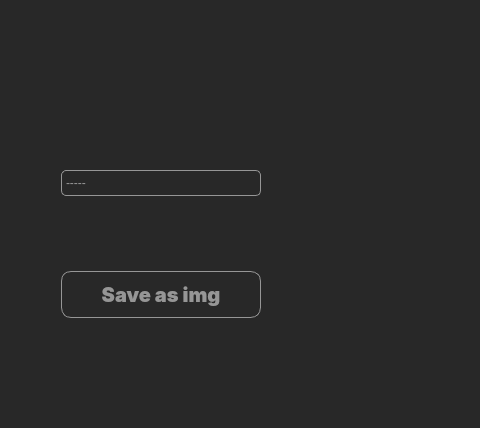
Before: the Qt Designer form statistics.ui in MME-NTU-KhPI/MatViz3D, drawn with Qt 5; both pictures show x 0 to 480 and y 0 to 428 of the 1258 by 788 pixel window.
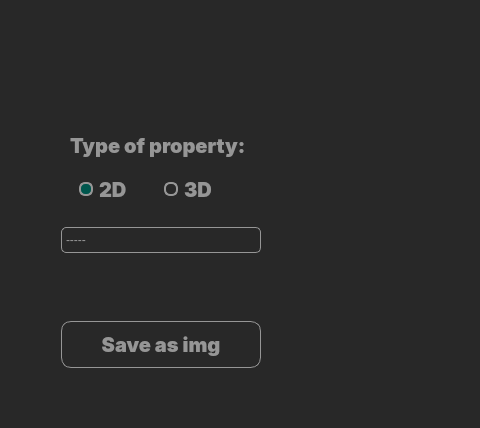
After: the same form once the commit is applied. Icons and pictures are not drawn.

```diff
--- a/statistics.ui
+++ b/statistics.ui
@@ -50,7 +50,7 @@
       <property name="spacing">
        <number>7</number>
       </property>
-      <item row="4" column="0">
+      <item row="5" column="0">
        <spacer name="verticalSpacer_2">
         <property name="orientation">
          <enum>Qt::Vertical</enum>
@@ -61,12 +61,28 @@
         <property name="sizeHint" stdset="0">
          <size>
           <width>20</width>
-          <height>450</height>
+          <height>400</height>
          </size>
         </property>
        </spacer>
       </item>
-      <item row="3" column="0">
+      <item row="0" column="0">
+       <spacer name="verticalSpacer_3">
+        <property name="orientation">
+         <enum>Qt::Vertical</enum>
+        </property>
+        <property name="sizeType">
+         <enum>QSizePolicy::Fixed</enum>
+        </property>
+        <property name="sizeHint" stdset="0">
+         <size>
+          <width>20</width>
+          <height>100</height>
+         </size>
+        </property>
+       </spacer>
+      </item>
+      <item row="4" column="0">
        <widget class="QPushButton" name="saveChartAsIMGButton">
         <property name="minimumSize">
          <size>
@@ -102,22 +118,6 @@
        </widget>
       </item>
       <item row="2" column="0">
-       <spacer name="verticalSpacer">
-        <property name="orientation">
-         <enum>Qt::Vertical</enum>
-        </property>
-        <property name="sizeType">
-         <enum>QSizePolicy::Expanding</enum>
-        </property>
-        <property name="sizeHint" stdset="0">
-         <size>
-          <width>20</width>
-          <height>100</height>
-         </size>
-        </property>
-       </spacer>
-      </item>
-      <item row="1" column="0">
        <widget class="QComboBox" name="propertyBox">
         <property name="maximumSize">
          <size>
@@ -208,22 +208,126 @@
         </item>
        </widget>
       </item>
-      <item row="0" column="0">
-       <spacer name="verticalSpacer_3">
+      <item row="3" column="0">
+       <spacer name="verticalSpacer">
         <property name="orientation">
          <enum>Qt::Vertical</enum>
         </property>
         <property name="sizeType">
-         <enum>QSizePolicy::Fixed</enum>
+         <enum>QSizePolicy::Expanding</enum>
         </property>
         <property name="sizeHint" stdset="0">
          <size>
           <width>20</width>
-          <height>150</height>
+          <height>100</height>
          </size>
         </property>
        </spacer>
       </item>
+      <item row="1" column="0">
+       <widget class="QFrame" name="propertysTypeFrame">
+        <property name="minimumSize">
+         <size>
+          <width>0</width>
+          <height>100</height>
+         </size>
+        </property>
+        <layout class="QVBoxLayout" name="verticalLayout">
+         <item>
+          <widget class="QLabel" name="label">
+           <property name="styleSheet">
+            <string notr="true">color: #969696;
+font-family: Inter;
+font-size: 20px;
+font-style: normal;
+font-weight: 700;
+line-height: normal;</string>
+           </property>
+           <property name="text">
+            <string>Type of property:</string>
+           </property>
+          </widget>
+         </item>
+         <item>
+          <widget class="QFrame" name="horizontalFrame">
+           <layout class="QHBoxLayout" name="horizontalLayout_2">
+            <item>
+             <widget class="QRadioButton" name="d2RadiaoButton">
+              <property name="styleSheet">
+               <string notr="true">QRadioButton {
+	color: #969696;
+	font-family: Inter;
+	font-size: 20px;
+	font-style: normal;
+	font-weight: 700;
+	line-height: normal;
+}
+
+QRadioButton::indicator {
+	width: 10px;
+    height: 10px;
+    border-radius: 6px;  
+    border: 2px solid #969696;
+}
+
+QRadioButton::indicator:checked {
+	background-color: #00564d;
+	border: 2px solid #969696;
+}
+
+QRadioButton::indicator:unchecked {
+	background-color: rgba(40, 40, 40, 1);
+	border: 2px solid  #969696;
+}</string>
+              </property>
+              <property name="text">
+               <string>2D</string>
+              </property>
+              <property name="checked">
+               <bool>true</bool>
+              </property>
+             </widget>
+            </item>
+            <item>
+             <widget class="QRadioButton" name="d3RadiaoButton">
+              <property name="styleSheet">
+               <string notr="true">QRadioButton {
+	color: #969696;
+	font-family: Inter;
+	font-size: 20px;
+	font-style: normal;
+	font-weight: 700;
+	line-height: normal;
+}
+
+QRadioButton::indicator {
+	width: 10px;
+    height: 10px;
+    border-radius: 6px;  
+    border: 2px solid #969696;
+}
+
+QRadioButton::indicator:checked {
+	background-color: #00564d;
+	border: 2px solid #969696;
+}
+
+QRadioButton::indicator:unchecked {
+	background-color: rgba(40, 40, 40, 1);
+	border: 2px solid  #969696;
+}</string>
+              </property>
+              <property name="text">
+               <string>3D</string>
+              </property>
+             </widget>
+            </item>
+           </layout>
+          </widget>
+         </item>
+        </layout>
+       </widget>
+      </item>
      </layout>
     </widget>
    </item>
```
